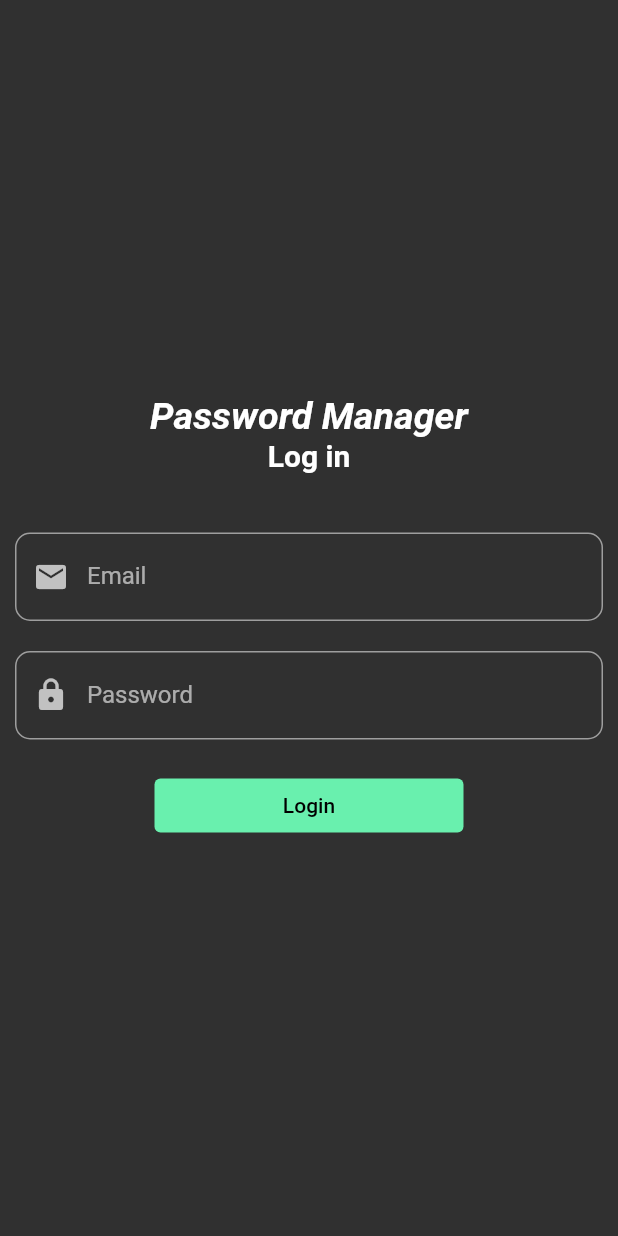
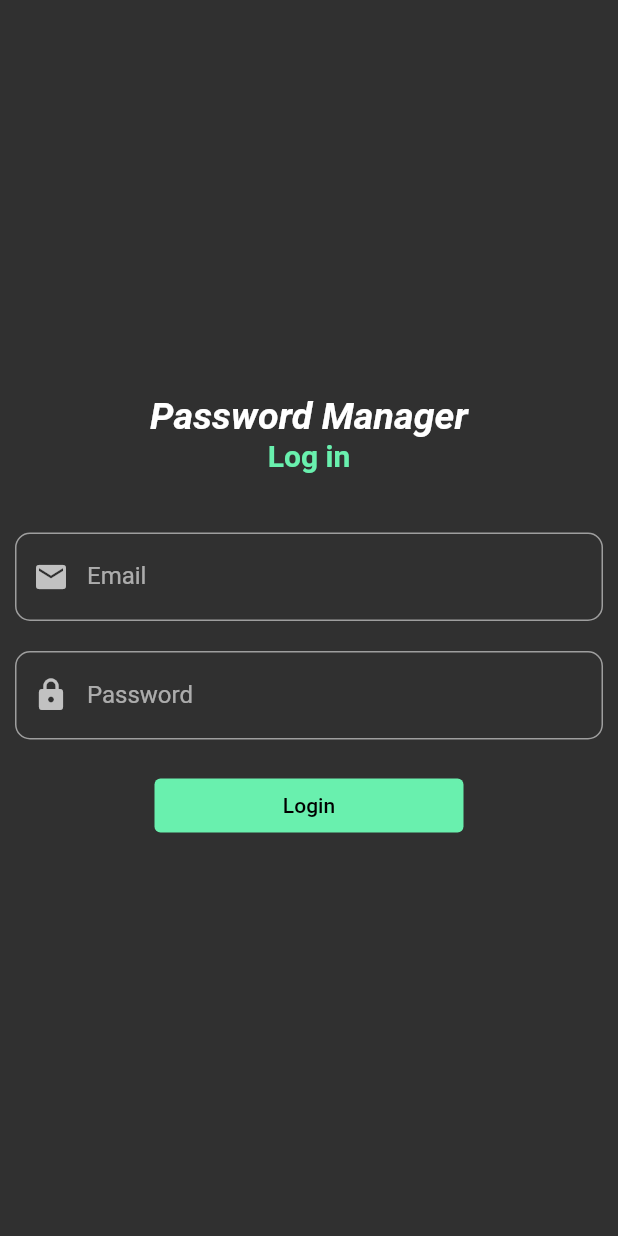
Before and after one commit to dhruv-solanki/flutter-password-manager, a Flutter app: the LogInScreen screen opened directly, on a phone screen of 412 x 824 dp. Run offline on Flutter 3.47's test engine with Material 2 defaults, Android fonts, the phone set to English and light mode, and no system bars; our stand-ins replace equatable, get, get_storage; accounts and stored records are empty.

```diff
--- a/lib/controllers/secret_controller.dart
+++ b/lib/controllers/secret_controller.dart
@@ -4,6 +4,10 @@ import 'package:get/state_manager.dart';
 class SecretController extends GetxController {
   void addSecret(SecretModel secret) {
     secrets.add(secret);
+  }
+
+  void removeSecret(SecretModel secret) {
+    secrets.remove(secret);
   }
 
   var secrets = [
--- a/lib/screens/login_screen.dart
+++ b/lib/screens/login_screen.dart
@@ -1,4 +1,5 @@
 import 'package:flutter/material.dart';
+import 'package:flutter_password_manager/constants.dart';
 import 'package:flutter_password_manager/screens/dashboard_screen.dart';
 import 'package:flutter_password_manager/widgets/form_input.dart';
 import 'package:flutter_password_manager/widgets/init_button.dart';
@@ -17,12 +18,7 @@ class _LogInScreenState extends State<LogInScreen> {
   TextEditingController emailController = TextEditingController();
   TextEditingController passwordController = TextEditingController();
 
-  GetStorage box = GetStorage();
-
-  @override
-  void initState() {
-    super.initState();
-  }
+  // GetStorage box = GetStorage();
 
   @override
   Widget build(BuildContext context) {
@@ -48,10 +44,11 @@ class _LogInScreenState extends State<LogInScreen> {
                         fontSize: 25.0,
                       ),
                     ),
-                    const Text(
+                    Text(
                       'Log in',
                       style: TextStyle(
                         fontSize: 20,
+                        color: green,
                         fontWeight: FontWeight.bold,
                       ),
                     ),
--- a/lib/screens/signup_screen.dart
+++ b/lib/screens/signup_screen.dart
@@ -1,6 +1,7 @@
 import 'package:flutter/material.dart';
 import 'package:flutter/rendering.dart';
 import 'package:flutter/widgets.dart';
+import 'package:flutter_password_manager/constants.dart';
 import 'package:flutter_password_manager/models/user_model.dart';
 import 'package:flutter_password_manager/screens/login_screen.dart';
 import 'package:flutter_password_manager/widgets/form_input.dart';
@@ -56,10 +57,11 @@ class _SignUpScreenState extends State<SignUpScreen> {
                         fontSize: 25.0,
                       ),
                     ),
-                    const Text(
+                    Text(
                       'Sign up',
                       style: TextStyle(
                         fontSize: 20,
+                        color: green,
                         fontWeight: FontWeight.bold,
                       ),
                     ),
--- a/lib/widgets/secret_card.dart
+++ b/lib/widgets/secret_card.dart
@@ -36,6 +36,7 @@ class SecretCard extends StatelessWidget {
           crossAxisAlignment: CrossAxisAlignment.start,
           children: [
             CircleAvatar(
+              maxRadius: 20,
               child: Text(
                 item.name[0].toUpperCase(),
                 style: const TextStyle(
```
Also changed, not shown: lib/screens/dashboard_screen.dart (+8 -3 lines), lib/widgets/delete_secret_card.dart (added, +44 -0 lines).
